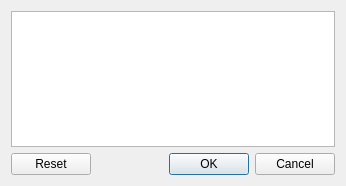
Qt form src/plugins/render/satellites/SatellitesConfigDialog.ui (KDE/marble) before a commit.
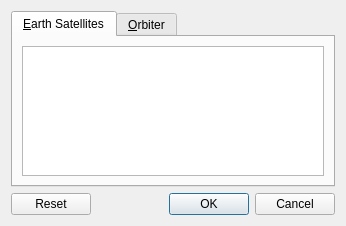
The same form after that commit.

Commit message: SatellitesPlugin: merge planetarysatellites into satellites

```diff
--- a/src/plugins/render/satellites/SatellitesConfigDialog.ui
+++ b/src/plugins/render/satellites/SatellitesConfigDialog.ui
@@ -7,7 +7,7 @@
     <x>0</x>
     <y>0</y>
     <width>346</width>
-    <height>186</height>
+    <height>226</height>
    </rect>
   </property>
   <property name="windowTitle">
@@ -15,7 +15,31 @@
   </property>
   <layout class="QVBoxLayout" name="verticalLayout_2">
    <item>
-    <widget class="QTreeView" name="treeView"/>
+    <widget class="QTabWidget" name="tabWidget">
+     <property name="currentIndex">
+      <number>0</number>
+     </property>
+     <widget class="QWidget" name="tab1">
+      <attribute name="title">
+       <string>&amp;Earth Satellites</string>
+      </attribute>
+      <layout class="QVBoxLayout" name="verticalLayout">
+       <item>
+        <widget class="QTreeView" name="treeViewEarth"/>
+       </item>
+      </layout>
+     </widget>
+     <widget class="QWidget" name="tab2">
+      <attribute name="title">
+       <string>&amp;Orbiter</string>
+      </attribute>
+      <layout class="QVBoxLayout" name="verticalLayout_3">
+       <item>
+        <widget class="QTreeView" name="treeViewOrbiter"/>
+       </item>
+      </layout>
+     </widget>
+    </widget>
    </item>
    <item>
     <widget class="QDialogButtonBox" name="buttonBox">
```
Left out of the diff: 3 changed lines with no effect on the pictures. The commit also changes 22 other files.
